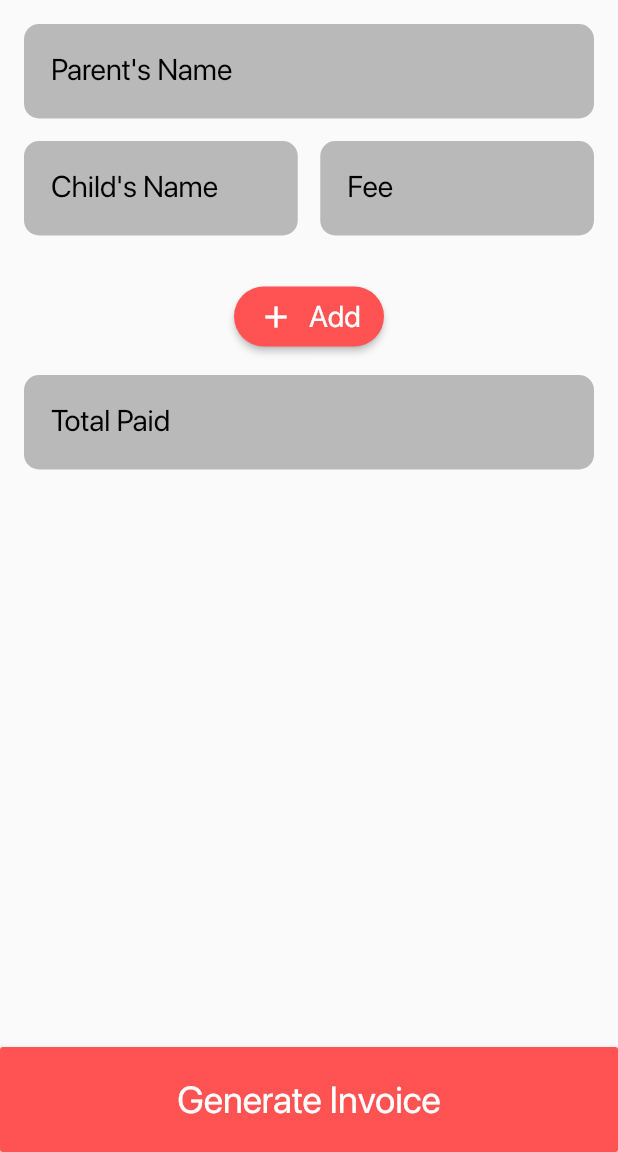
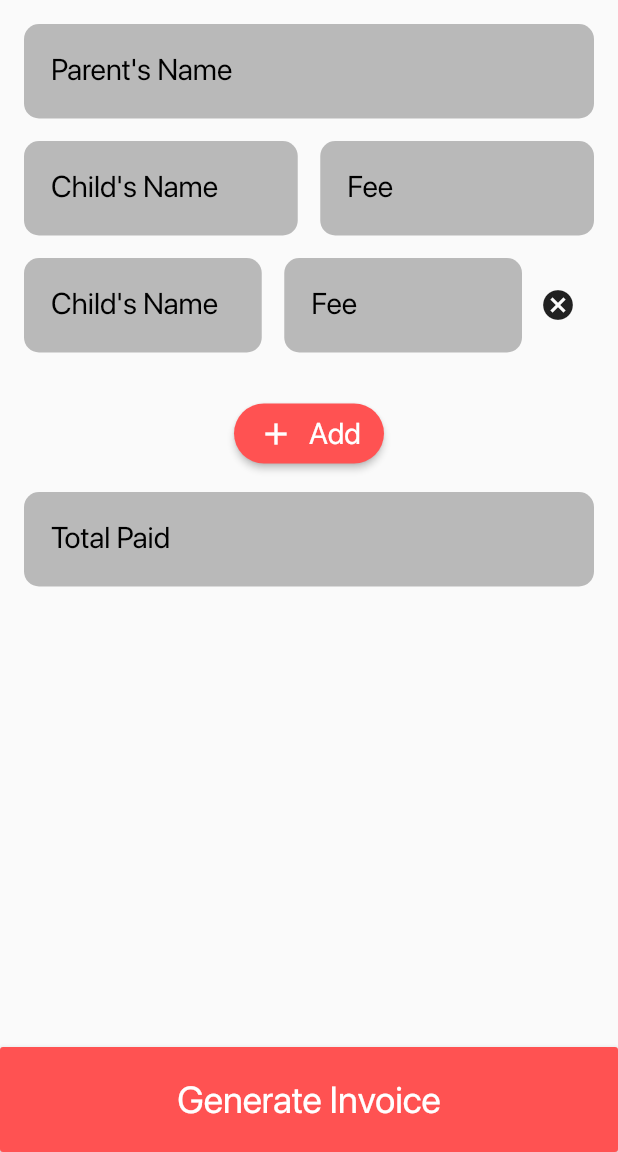
Before and after one commit to bookofiyi/invoice_generator, a Flutter app: the screen it shows after launch, after a tap on "Add", after a tap on the "cancel" icon, on a phone screen of 412 x 824 dp, the part 84-1236 px from its top. Run offline on Flutter 3.47's test engine with Material 2 defaults, Android fonts, the phone set to English and light mode, and no system bars; our stand-ins replace jiffy, open_file; missing offline and left inert: syncfusion_flutter_pdf.

Commit message:
changed code for adding fields to screen

```diff
--- a/lib/elements/child_field.dart
+++ b/lib/elements/child_field.dart
@@ -1,14 +1,31 @@
 import 'package:flutter/material.dart';
 import 'package:invoice_generator/constants.dart';
 
-class ChildField extends StatelessWidget {
+class ChildField extends StatefulWidget {
   const ChildField({
     Key? key,
+    required this.childNameController,
+    required this.feeController,
+    required this.currentChildField,
+    required this.currentChildNameController,
+    required this.currentFeeController,
   }) : super(key: key);
+  final TextEditingController childNameController;
+  final TextEditingController feeController;
+  final Widget currentChildField;
+  final TextEditingController currentChildNameController;
+  final TextEditingController currentFeeController;
 
   @override
+  State<ChildField> createState() => _ChildFieldState();
+}
+
+class _ChildFieldState extends State<ChildField> {
+  @override
   Widget build(BuildContext context) {
-    return Row(
+    return Padding(
+      padding: const EdgeInsets.only(bottom: 15.0),
+      child: Row(
         children: [
           // child's name field
           Expanded(
@@ -17,13 +34,14 @@ class ChildField extends StatelessWidget {
                 borderRadius: BorderRadius.all(Radius.circular(10)),
                 color: kLightGrey,
               ),
-            child: const Padding(
-              padding: EdgeInsets.only(left: 8.0),
-              child: TextField(
-                style: TextStyle(
+              child: Padding(
+                padding: const EdgeInsets.only(left: 8.0),
+                child: TextFormField(
+                  controller: widget.childNameController,
+                  style: const TextStyle(
                     fontSize: 20,
                   ),
-                decoration: InputDecoration(
+                  decoration: const InputDecoration(
                     contentPadding: EdgeInsets.all(10.0),
                     labelText: "Child's Name",
                     labelStyle: TextStyle(
@@ -51,23 +69,20 @@ class ChildField extends StatelessWidget {
                 borderRadius: BorderRadius.all(Radius.circular(10)),
                 color: kLightGrey,
               ),
-            child: const Padding(
-              padding: EdgeInsets.only(left: 8.0),
-              child: TextField(
-                keyboardType: TextInputType.numberWithOptions(
+              child: Padding(
+                padding: const EdgeInsets.only(left: 8.0),
+                child: TextFormField(
+                  controller: widget.feeController,
+                  keyboardType: const TextInputType.numberWithOptions(
                     decimal: true,
                   ),
-                style: TextStyle(
+                  style: const TextStyle(
                     fontSize: 20,
                   ),
-                decoration: InputDecoration(
+                  decoration: const InputDecoration(
                     contentPadding: EdgeInsets.all(10.0),
                     isDense: true,
                     prefixText: 'NGN ',
-                  // prefixStyle: TextStyle(
-                  //   color: kgrey,
-                  //   fontSize: 20,
-                  // ),
                     labelText: "Fee",
                     labelStyle: TextStyle(
                       color: kblack,
@@ -84,10 +99,17 @@ class ChildField extends StatelessWidget {
           // end of fee field
 
           IconButton(
-          onPressed: () {},
+            onPressed: () {
+              setState(() {
+                widget.currentChildField;
+                widget.currentChildNameController;
+                widget.currentFeeController;
+              });
+            },
             icon: const Icon(Icons.cancel),
           ),
         ],
+      ),
     );
   }
 }
--- a/lib/form.dart
+++ b/lib/form.dart
@@ -3,6 +3,7 @@ import 'package:flutter/services.dart' show rootBundle;
 import 'package:flutter/widgets.dart';
 import 'dart:typed_data';
 import 'package:invoice_generator/constants.dart';
+import 'package:invoice_generator/elements/child_field.dart';
 import 'package:syncfusion_flutter_pdf/pdf.dart';
 import 'mobile.dart';
 import 'package:jiffy/jiffy.dart';
@@ -24,21 +25,12 @@ class _FormScreenState extends State<FormScreen> {
   String fee = '';
   final TextEditingController _totalPaid = TextEditingController();
   String totalPaid = '';
-  List<Widget> childrenFields = [];
   int? feeAsInt;
   int? totalPaidAsInt;
   int? totalFee;
   int? outstanding;
 
   String todayDate = '';
-
-  // List<TextEditingController> childrenControllers = [];
-  // List<TextEditingController> feeControllers = [];
-
-  // void _addControllers() {
-  //   childrenControllers.add(TextEditingController());
-  //   feeControllers.add(TextEditingController());
-  // }
 
   void showInSnackBar(context, String value) {
     final snackBar = SnackBar(
@@ -127,96 +119,112 @@ class _FormScreenState extends State<FormScreen> {
     saveAndLaunchFile(bytes, '$parentName.pdf');
   }
 
+  List<TextEditingController> childrenControllers = [];
+  List<TextEditingController> feeControllers = [];
+  List<Widget> childrenFields = [];
+
+  void _addControllers() {
+    childrenControllers.add(TextEditingController());
+    feeControllers.add(TextEditingController());
+  }
+
   void _addChildField() {
-    childrenFields.add(Padding(
-      padding: const EdgeInsets.only(bottom: 15.0),
-      child: Row(
-        children: [
-          // child's name field
-          Expanded(
-            child: Container(
-              decoration: const BoxDecoration(
-                borderRadius: BorderRadius.all(Radius.circular(10)),
-                color: kLightGrey,
-              ),
-              child: Padding(
-                padding: const EdgeInsets.only(left: 8.0),
-                child: TextFormField(
-                  style: const TextStyle(
-                    fontSize: 20,
-                  ),
-                  decoration: const InputDecoration(
-                    contentPadding: EdgeInsets.all(10.0),
-                    labelText: "Child's Name",
-                    labelStyle: TextStyle(
-                      color: kblack,
-                    ),
-                    floatingLabelStyle: TextStyle(
-                      color: kblack,
-                    ),
-                    border: InputBorder.none,
-                  ),
-                ),
-              ),
-            ),
-          ),
-          // end of child's name field
+    setState(() {
+      childrenFields.add(Container()); // adds an empty container to list
+    });
+    // Container is just a placeholder. It does nothing.
+    // It is basically just filling up the List to be able to keep count
+    // of number of elements in there.
+  }
 
-          const SizedBox(
-            width: spacing,
-          ),
+  // void _addChildField() {
+  //   childrenFields.add(Padding(
+  //     padding: const EdgeInsets.only(bottom: 15.0),
+  //     child: Row(
+  //       children: [
+  //         // child's name field
+  //         Expanded(
+  //           child: Container(
+  //             decoration: const BoxDecoration(
+  //               borderRadius: BorderRadius.all(Radius.circular(10)),
+  //               color: kLightGrey,
+  //             ),
+  //             child: Padding(
+  //               padding: const EdgeInsets.only(left: 8.0),
+  //               child: TextFormField(
+  //                 // controller: childrenControllers[],
+  //                 style: const TextStyle(
+  //                   fontSize: 20,
+  //                 ),
+  //                 decoration: const InputDecoration(
+  //                   contentPadding: EdgeInsets.all(10.0),
+  //                   labelText: "Child's Name",
+  //                   labelStyle: TextStyle(
+  //                     color: kblack,
+  //                   ),
+  //                   floatingLabelStyle: TextStyle(
+  //                     color: kblack,
+  //                   ),
+  //                   border: InputBorder.none,
+  //                 ),
+  //               ),
+  //             ),
+  //           ),
+  //         ),
+  //         // end of child's name field
 
-          // fee field
-          Expanded(
-            child: Container(
-              decoration: const BoxDecoration(
-                borderRadius: BorderRadius.all(Radius.circular(10)),
-                color: kLightGrey,
-              ),
-              child: Padding(
-                padding: const EdgeInsets.only(left: 8.0),
-                child: TextFormField(
-                  keyboardType: const TextInputType.numberWithOptions(
-                    decimal: true,
-                  ),
-                  style: const TextStyle(
-                    fontSize: 20,
-                  ),
-                  decoration: const InputDecoration(
-                    contentPadding: EdgeInsets.all(10.0),
-                    isDense: true,
-                    prefixText: 'NGN ',
-                    // prefixStyle: TextStyle(
-                    //   color: kgrey,
-                    //   fontSize: 20,
-                    // ),
-                    labelText: "Fee",
-                    labelStyle: TextStyle(
-                      color: kblack,
-                    ),
-                    floatingLabelStyle: TextStyle(
-                      color: kblack,
-                    ),
-                    border: InputBorder.none,
-                  ),
-                ),
-              ),
-            ),
-          ),
-          // end of fee field
+  //         const SizedBox(
+  //           width: spacing,
+  //         ),
 
-          IconButton(
-            onPressed: () {
-              setState(() {
-                childrenFields.removeLast();
-              });
-            },
-            icon: const Icon(Icons.cancel),
-          ),
-        ],
-      ),
-    ));
-  }
+  //         // fee field
+  //         Expanded(
+  //           child: Container(
+  //             decoration: const BoxDecoration(
+  //               borderRadius: BorderRadius.all(Radius.circular(10)),
+  //               color: kLightGrey,
+  //             ),
+  //             child: Padding(
+  //               padding: const EdgeInsets.only(left: 8.0),
+  //               child: TextFormField(
+  //                 // controller: ,
+  //                 keyboardType: const TextInputType.numberWithOptions(
+  //                   decimal: true,
+  //                 ),
+  //                 style: const TextStyle(
+  //                   fontSize: 20,
+  //                 ),
+  //                 decoration: const InputDecoration(
+  //                   contentPadding: EdgeInsets.all(10.0),
+  //                   isDense: true,
+  //                   prefixText: 'NGN ',
+  //                   labelText: "Fee",
+  //                   labelStyle: TextStyle(
+  //                     color: kblack,
+  //                   ),
+  //                   floatingLabelStyle: TextStyle(
+  //                     color: kblack,
+  //                   ),
+  //                   border: InputBorder.none,
+  //                 ),
+  //               ),
+  //             ),
+  //           ),
+  //         ),
+  //         // end of fee field
+
+  //         IconButton(
+  //           onPressed: () {
+  //             setState(() {
+  //               childrenFields.removeLast();
+  //             });
+  //           },
+  //           icon: const Icon(Icons.cancel),
+  //         ),
+  //       ],
+  //     ),
+  //   ));
+  // }
 
   @override
   Widget build(BuildContext context) {
@@ -365,9 +373,35 @@ class _FormScreenState extends State<FormScreen> {
                       height: spacing,
                     ),
 
-                    Column(
-                      children: childrenFields,
-                    ),
+                    // what this should do is generate a list of fields
+                    // with a controllers for each field
+                    if (childrenFields.isNotEmpty)
+                      ListView.builder(
+                          padding: EdgeInsets.zero,
+                          physics: const NeverScrollableScrollPhysics(),
+                          itemCount: childrenFields.length,
+                          shrinkWrap: true,
+                          itemBuilder: (context, index) {
+                            TextEditingController _childNameController =
+                                childrenControllers[index];
+                            TextEditingController _feeController =
+                                feeControllers[index];
+                            return ChildField(
+                              childNameController: _childNameController,
+                              feeController: _feeController,
+                              currentChildField: childrenFields.removeAt(index),
+                              currentChildNameController:
+                                  childrenControllers.removeAt(index),
+                              currentFeeController:
+                                  feeControllers.removeAt(index),
+                            );
+                          })
+                    else
+                      Container(),
+
+                    // Column(
+                    //   children: childrenFields,
+                    // ),
 
                     const SizedBox(
                       height: spacing,
@@ -380,6 +414,7 @@ class _FormScreenState extends State<FormScreen> {
                         onPressed: () {
                           setState(() {
                             _addChildField();
+                            _addControllers();
                           });
                         },
                         color: Colors.redAccent,
```
Lines whose indentation alone changed are shown as unchanged.
